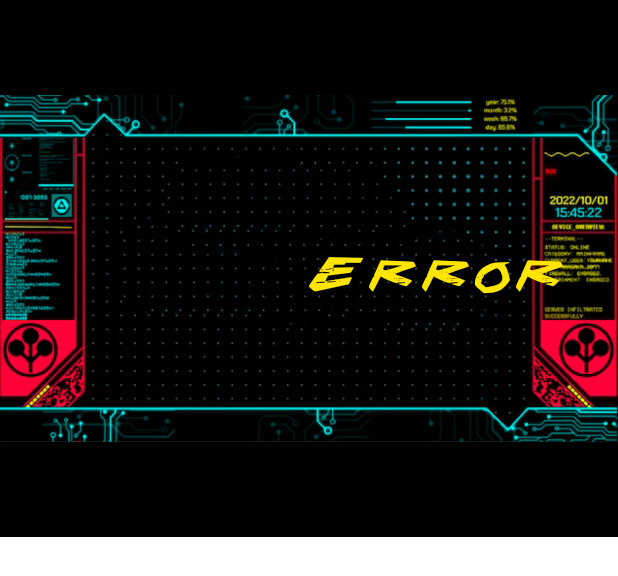
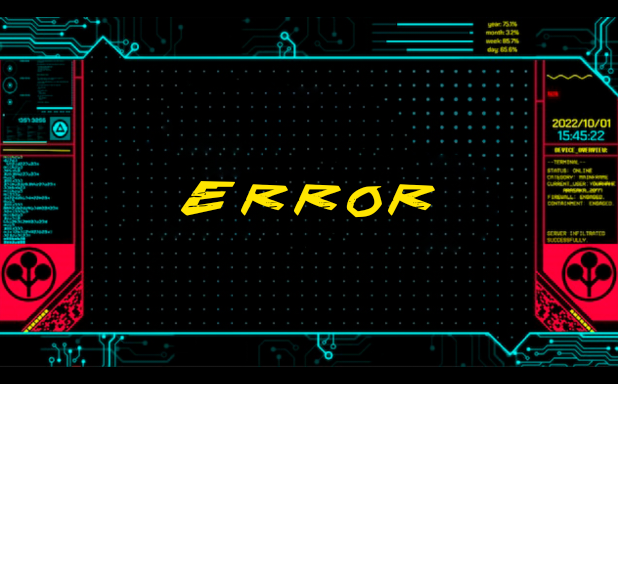
Before and after one commit to 213REX/TG3Grupo1, an Android app: the layout alert_dialog_alertas.xml on its own in the app's theme, with its tools: preview values and no code run, on a phone screen of 412 x 824 dp. Shown: the top 576 px of the screen. Run offline under Robolectric (Android 15) with nearby library versions, the light colour scheme and no system bars.

Commit message:
solucionado todo

```diff
--- a/app/src/main/res/layout/alert_dialog_alertas.xml
+++ b/app/src/main/res/layout/alert_dialog_alertas.xml
@@ -10,8 +10,8 @@
 
     <ImageView
         android:id="@+id/imageView5"
-        android:layout_width="wrap_content"
-        android:layout_height="wrap_content"
+        android:layout_width="415dp"
+        android:layout_height="256dp"
         app:layout_constraintBottom_toBottomOf="parent"
         app:layout_constraintEnd_toEndOf="parent"
         app:layout_constraintStart_toStartOf="parent"
@@ -23,12 +23,12 @@
         android:layout_width="wrap_content"
         android:layout_height="wrap_content"
         android:fontFamily="@font/cyberpunk"
-        android:text="             ERROR"
+        android:text="ERROR"
         android:textColor="#FFE500"
         android:textSize="34sp"
         app:layout_constraintBottom_toBottomOf="@+id/imageView5"
         app:layout_constraintEnd_toEndOf="parent"
-        app:layout_constraintHorizontal_bias="0.723"
+        app:layout_constraintHorizontal_bias="0.497"
         app:layout_constraintStart_toStartOf="parent"
         app:layout_constraintTop_toTopOf="parent" />
 </androidx.constraintlayout.widget.ConstraintLayout>
--- a/app/src/main/res/layout/alert_dialog_busquedas.xml
+++ b/app/src/main/res/layout/alert_dialog_busquedas.xml
@@ -18,8 +18,8 @@
 
     <ImageView
         android:id="@+id/imageView10"
-        android:layout_width="wrap_content"
-        android:layout_height="wrap_content"
+        android:layout_width="415dp"
+        android:layout_height="218dp"
         app:layout_constraintBottom_toBottomOf="parent"
         app:layout_constraintEnd_toEndOf="parent"
         app:layout_constraintHorizontal_bias="0.0"
```
